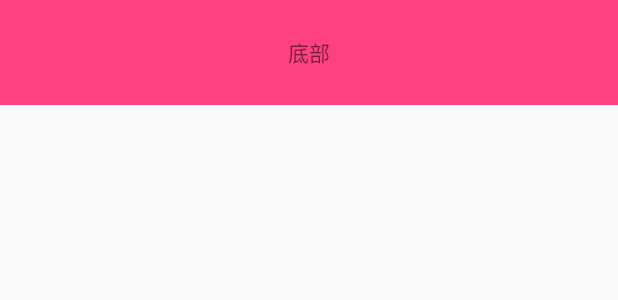
After one commit to niangegelaile/Demo, an Android app: the layout view_footer.xml on its own in the app's theme, with its tools: preview values and no code run, on a phone screen of 412 x 824 dp. The commit adds this screen. Shown: the top 300 px of the screen. Run offline under Robolectric (Android 15) with nearby library versions, the phone set to English and light mode, and no system bars.

Commit message:
自定义刷新view
Signed-off-by: niangegelaile <13750523051@139.com>

```diff
--- a/app/src/main/java/com/ange/demo/lifecycle/LifecycleFragment.java
+++ b/app/src/main/java/com/ange/demo/lifecycle/LifecycleFragment.java
@@ -88,7 +88,7 @@ public class LifecycleFragment extends Fragment {
 //        if(ftv!=null){
 //            ftv.setText(msg);
 //        }
-//        Log.d("TAG", "setFragmentLife: "+msg);
+        Log.e("TAG", "setFragmentLife: "+msg);
 
     }
 
@@ -96,7 +96,7 @@ public class LifecycleFragment extends Fragment {
 //        if(atv!=null){
 //            atv.setText(msg);
 //        }
-        Log.d("TAG", "setActivityLife: "+msg);
+        Log.e("TAG", "setActivityLife: "+msg);
     }
 
 
--- a/app/src/main/res/layout/activity_refresh.xml
+++ b/app/src/main/res/layout/activity_refresh.xml
@@ -5,6 +5,10 @@
     <com.ange.demo.pullToRefresh.RefreshView
         android:layout_width="match_parent"
         android:layout_height="match_parent">
-
+        <TextView
+            android:id="@+id/tv_content"
+            android:text="内容"
+            android:layout_width="match_parent"
+            android:layout_height="match_parent" />
     </com.ange.demo.pullToRefresh.RefreshView>
 </android.support.constraint.ConstraintLayout>
--- /dev/null
+++ b/app/src/main/res/layout/view_footer.xml
@@ -0,0 +1,11 @@
+<?xml version="1.0" encoding="utf-8"?>
+<LinearLayout xmlns:android="http://schemas.android.com/apk/res/android"
+    android:layout_width="match_parent"
+    android:background="@color/colorAccent"
+    android:layout_height="70dp">
+    <TextView
+        android:gravity="center"
+        android:text="底部"
+        android:layout_width="match_parent"
+        android:layout_height="match_parent" />
+</LinearLayout>
```
Also changed, not shown: app/src/main/java/com/ange/demo/pullToRefresh/RefreshView.java (+41 -2 lines), app/src/main/res/layout/view_header.xml (added, +11 -0 lines), app/src/main/res/values/attrs.xml (added, +7 -0 lines).
